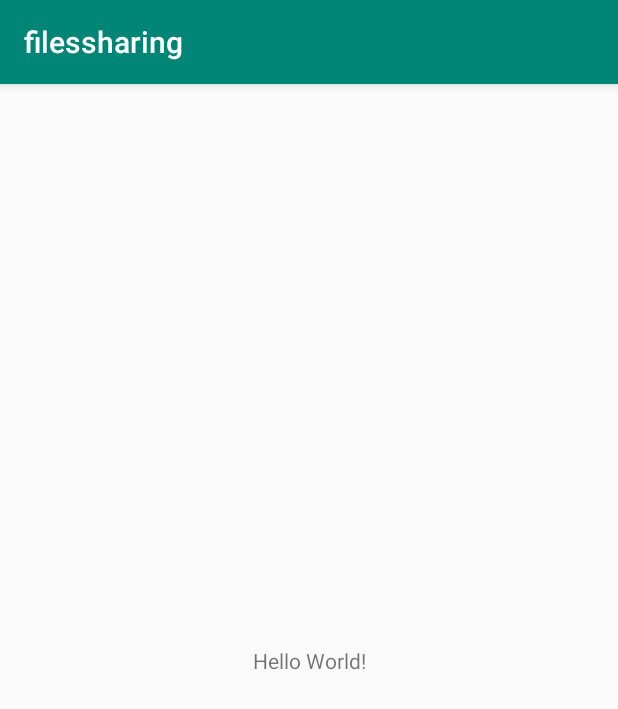
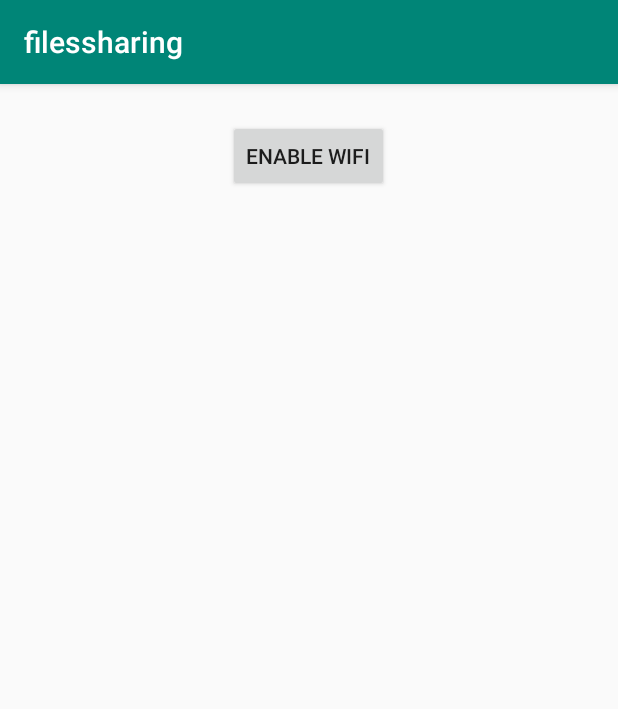
Before and after one commit to stoicanescu/Files-Sharing, an Android app: the screen it shows after launch (MainActivity), on a phone screen of 412 x 824 dp. Shown: the top 709 px of the screen. Run offline under Robolectric (Android 15) with nearby library versions, the phone set to English and light mode, and no system bars.

Commit message:
added Enable Wifi button and created class WifiConnectionReceiver

```diff
--- a/app/src/main/AndroidManifest.xml
+++ b/app/src/main/AndroidManifest.xml
@@ -1,6 +1,10 @@
 <?xml version="1.0" encoding="utf-8"?>
 <manifest xmlns:android="http://schemas.android.com/apk/res/android"
     package="com.example.filessharing">
+    <uses-permission android:name="android.permission.ACCESS_WIFI_STATE" />
+    <uses-permission android:name="android.permission.CHANGE_WIFI_STATE" />
+    <uses-permission android:name="android.permission.INTERNET"/>
+    <uses-permission android:name="android.permission.ACCESS_FINE_LOCATION"/>
 
     <application
         android:allowBackup="true"
--- a/app/src/main/java/com/example/filessharing/MainActivity.java
+++ b/app/src/main/java/com/example/filessharing/MainActivity.java
@@ -2,13 +2,52 @@ package com.example.filessharing;
 
 import androidx.appcompat.app.AppCompatActivity;
 
+import android.content.Context;
+import android.content.IntentFilter;
+import android.net.wifi.WifiManager;
 import android.os.Bundle;
+import android.view.View;
+import android.widget.Button;
 
 public class MainActivity extends AppCompatActivity {
 
+    Button wifiButton;
+
+    WifiConnectionReceiver wifiReceiver;
+    IntentFilter mIntentFilter;
+
+    WifiManager wifiManager;
     @Override
     protected void onCreate(Bundle savedInstanceState) {
         super.onCreate(savedInstanceState);
         setContentView(R.layout.activity_main);
+
+        init();
+    }
+
+    private void init() {
+        wifiButton = (Button) findViewById(R.id.wifi_button);
+
+        wifiManager = (WifiManager) getApplicationContext().getSystemService(Context.WIFI_SERVICE);
+        wifiReceiver = new WifiConnectionReceiver(wifiManager, this);
+
+        mIntentFilter = new IntentFilter();
+        mIntentFilter.addAction(WifiManager.WIFI_STATE_CHANGED_ACTION);
+    }
+
+    @Override
+    protected void onPause() {
+        super.onPause();
+        unregisterReceiver(wifiReceiver);
+    }
+
+    @Override
+    protected void onResume() {
+        super.onResume();
+        registerReceiver(wifiReceiver, mIntentFilter);
+    }
+
+    public void setWifiOn(View view) {
+        wifiManager.setWifiEnabled(true);
     }
 }
--- /dev/null
+++ b/app/src/main/java/com/example/filessharing/WifiConnectionReceiver.java
@@ -0,0 +1,36 @@
+package com.example.filessharing;
+
+import android.content.BroadcastReceiver;
+import android.content.Context;
+import android.content.Intent;
+import android.net.wifi.WifiManager;
+import android.widget.Button;
+import android.widget.Toast;
+
+public class WifiConnectionReceiver extends BroadcastReceiver {
+
+    private WifiManager wifiManager;
+    private MainActivity mActivity;
+    Button wifiButton;
+
+    WifiConnectionReceiver(WifiManager wifiManager, MainActivity mActivity) {
+        this.wifiManager = wifiManager;
+        this.mActivity = mActivity;
+        wifiButton = (Button) mActivity.findViewById(R.id.wifi_button);
+    }
+    @Override
+    public void onReceive(Context context, Intent intent) {
+        String action = intent.getAction();
+        if(WifiManager.WIFI_STATE_CHANGED_ACTION.equals(action)) {
+            int state = intent.getIntExtra(WifiManager.EXTRA_WIFI_STATE, -1);
+            if(state == WifiManager.WIFI_STATE_ENABLED) {
+                Toast.makeText(context, "Wifi is ON", Toast.LENGTH_SHORT).show();
+                wifiButton.setEnabled(false);
+            }
+            else {
+                Toast.makeText(context, "Wifi is OFF", Toast.LENGTH_SHORT).show();
+                wifiButton.setEnabled(true);
+            }
+        }
+    }
+}
--- a/app/src/main/res/layout/activity_main.xml
+++ b/app/src/main/res/layout/activity_main.xml
@@ -6,13 +6,15 @@
     android:layout_height="match_parent"
     tools:context=".MainActivity">
 
-    <TextView
+    <Button
+        android:id="@+id/wifi_button"
         android:layout_width="wrap_content"
         android:layout_height="wrap_content"
-        android:text="Hello World!"
-        app:layout_constraintBottom_toBottomOf="parent"
-        app:layout_constraintLeft_toLeftOf="parent"
-        app:layout_constraintRight_toRightOf="parent"
+        android:layout_marginTop="24dp"
+        android:text="@string/wifi_button"
+        android:onClick="setWifiOn"
+        app:layout_constraintEnd_toEndOf="parent"
+        app:layout_constraintHorizontal_bias="0.498"
+        app:layout_constraintStart_toStartOf="parent"
         app:layout_constraintTop_toTopOf="parent" />
-
 </androidx.constraintlayout.widget.ConstraintLayout>
--- a/app/src/main/res/values/strings.xml
+++ b/app/src/main/res/values/strings.xml
@@ -1,3 +1,4 @@
 <resources>
     <string name="app_name">filessharing</string>
+    <string name="wifi_button">Enable WIFI</string>
 </resources>
```
